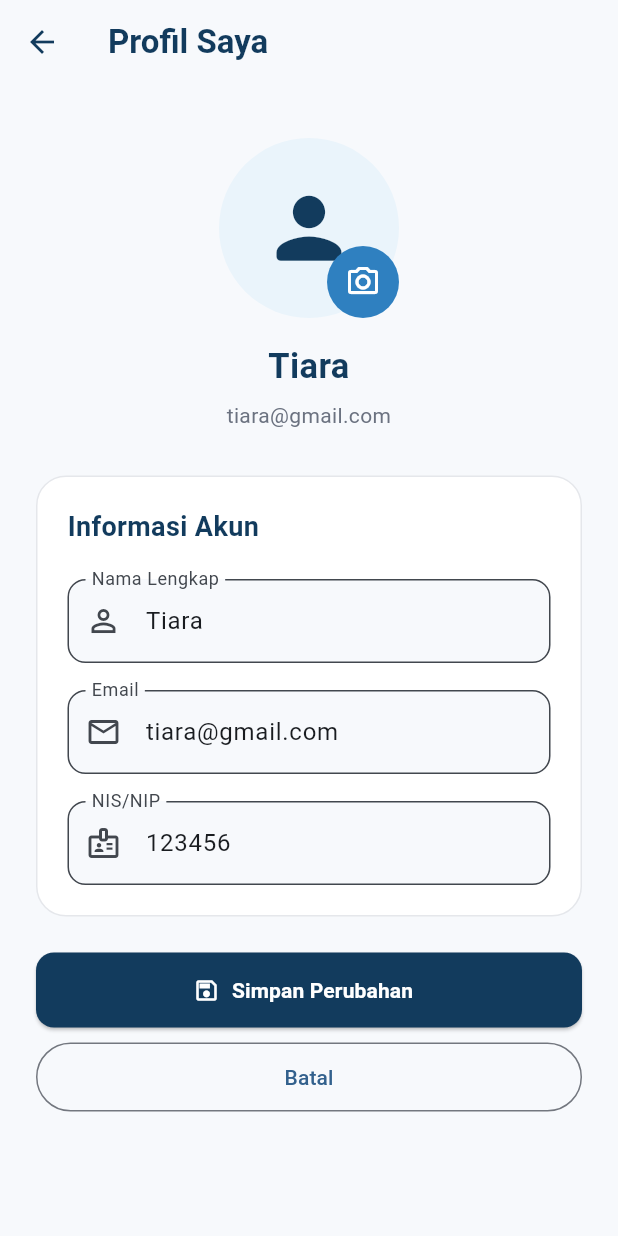
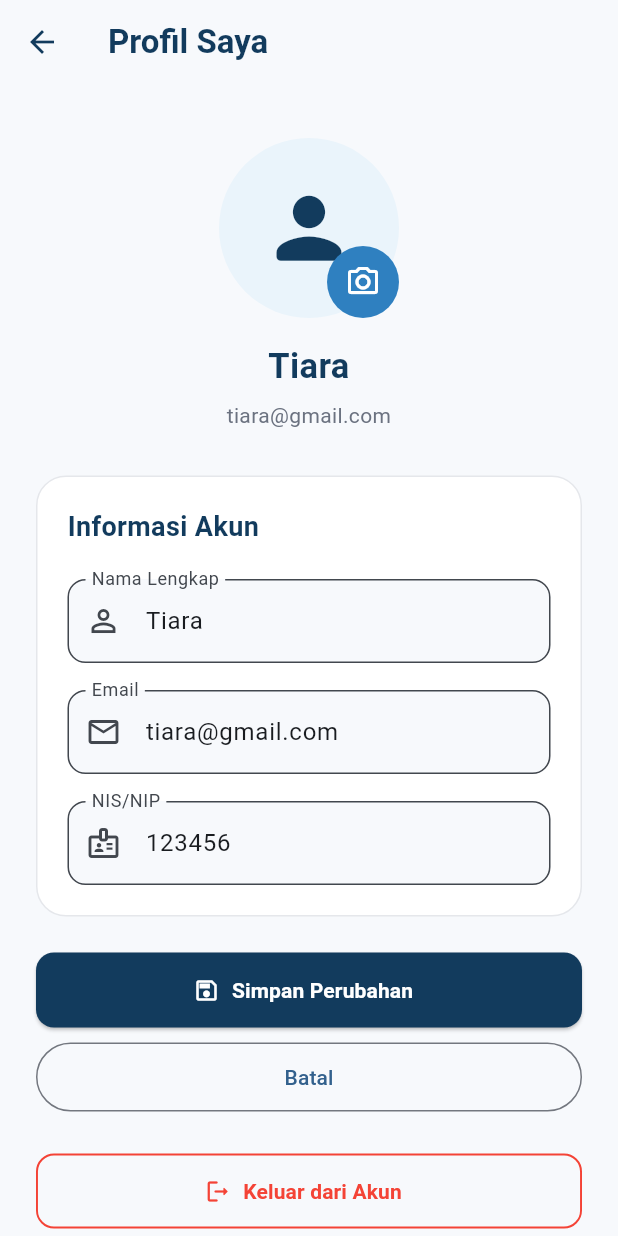
Before and after one commit to Tiara-dwi-priliantika/SIMSAR, a Flutter app: the ProfileScreen screen opened directly with sample values from the repository, after a tap on "Edit Profil", on a phone screen of 412 x 824 dp. Run offline on Flutter 3.47's test engine with Material 3 defaults, Android fonts, the phone set to English and light mode, and no system bars; our stand-ins replace image_picker.

Commit message:
Tambah fitur logout di  profil pengguna

```diff
--- a/lib/screens/siswa/profile_screen.dart
+++ b/lib/screens/siswa/profile_screen.dart
@@ -6,6 +6,7 @@ import 'package:image_picker/image_picker.dart';
 
 import '../../data/akun_dummy.dart';
 import '../../utils/app_colors.dart';
+import '../auth/login_screen.dart';
 
 class ProfileScreen extends StatefulWidget {
   final AkunDummy akun;
@@ -111,6 +112,65 @@ class _ProfileScreenState extends State<ProfileScreen> {
     );
   }
 
+  // Konfirmasi sebelum pengguna keluar dari akun.
+  void konfirmasiLogout() {
+    showDialog<void>(
+      context: context,
+      builder: (dialogContext) {
+        return AlertDialog(
+          shape: RoundedRectangleBorder(
+            borderRadius: BorderRadius.circular(18),
+          ),
+          title: const Text(
+            'Keluar dari Akun?',
+            style: TextStyle(
+              color: AppColors.navy,
+              fontWeight: FontWeight.bold,
+            ),
+          ),
+          content: const Text(
+            'Apakah kamu yakin ingin keluar dari akun SIMSAR?',
+          ),
+          actions: [
+            TextButton(
+              onPressed: () {
+                Navigator.pop(dialogContext);
+              },
+              child: const Text(
+                'Batal',
+                style: TextStyle(
+                  color: AppColors.gray,
+                ),
+              ),
+            ),
+            ElevatedButton(
+              style: ElevatedButton.styleFrom(
+                backgroundColor: Colors.red,
+                foregroundColor: Colors.white,
+                shape: RoundedRectangleBorder(
+                  borderRadius: BorderRadius.circular(10),
+                ),
+              ),
+              onPressed: () {
+                // Tutup dialog dan hapus riwayat halaman sebelumnya.
+                Navigator.pop(dialogContext);
+
+                Navigator.pushAndRemoveUntil(
+                  context,
+                  MaterialPageRoute(
+                    builder: (context) => const LoginScreen(),
+                  ),
+                  (route) => false,
+                );
+              },
+              child: const Text('Ya, Keluar'),
+            ),
+          ],
+        );
+      },
+    );
+  }
+
   @override
   void dispose() {
     namaController.dispose();
@@ -149,7 +209,7 @@ class _ProfileScreenState extends State<ProfileScreen> {
                 alignment: Alignment.bottomRight,
                 children: [
                   CircleAvatar(
-                    radius:  60,
+                    radius: 60,
                     backgroundColor: AppColors.lightBlue,
                     backgroundImage: fotoProfil != null
                         ? MemoryImage(fotoProfil!)
@@ -307,6 +367,45 @@ class _ProfileScreenState extends State<ProfileScreen> {
                   ),
                 ),
               ],
+
+              const SizedBox(height: 28),
+
+              // TOMBOL LOGOUT
+              SizedBox(
+                width: double.infinity,
+                height: 50,
+                child: OutlinedButton.icon(
+                  onPressed: konfirmasiLogout,
+                  icon: const Icon(Icons.logout_rounded),
+                  label: const Text(
+                    'Keluar dari Akun',
+                    style: TextStyle(
+                      fontWeight: FontWeight.bold,
+                    ),
+                  ),
+                  style: OutlinedButton.styleFrom(
+                    foregroundColor: Colors.red,
+                    side: const BorderSide(
+                      color: Colors.red,
+                      width: 1.3,
+                    ),
+                    shape: RoundedRectangleBorder(
+                      borderRadius: BorderRadius.circular(12),
+                    ),
+                  ),
+                ),
+              ),
+
+              const SizedBox(height: 16),
+
+              const Text(
+                'SIMSAR • Sistem Informasi Sarana',
+                textAlign: TextAlign.center,
+                style: TextStyle(
+                  fontSize: 12,
+                  color: AppColors.gray,
+                ),
+              ),
             ],
           ),
         ),
```
